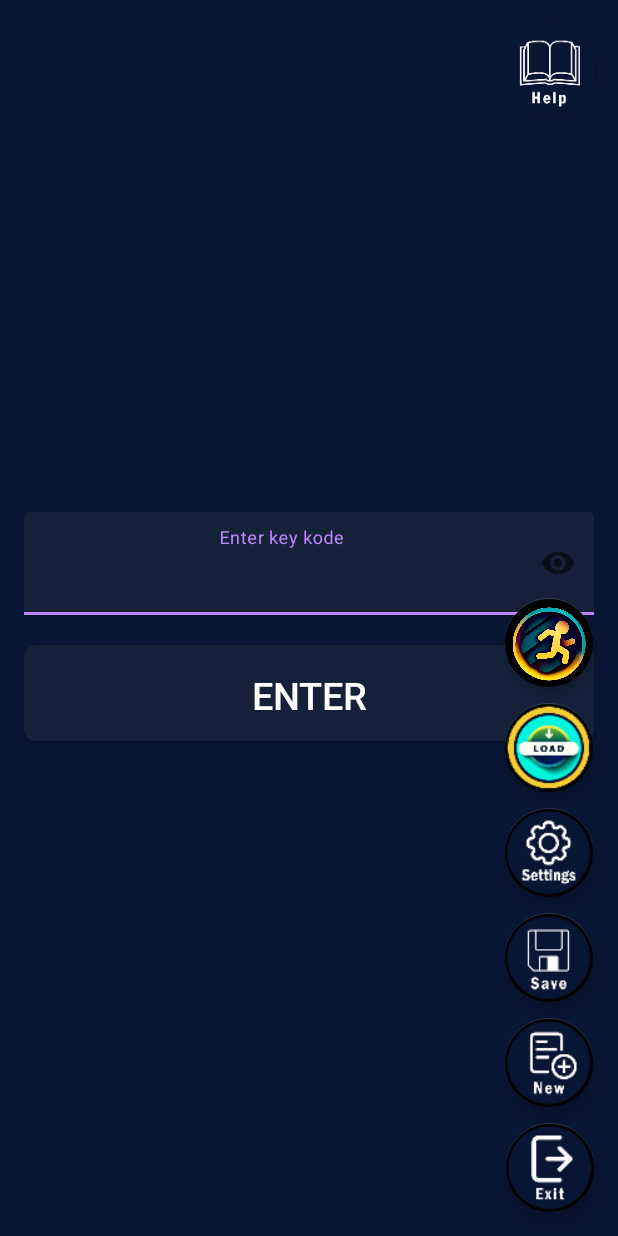
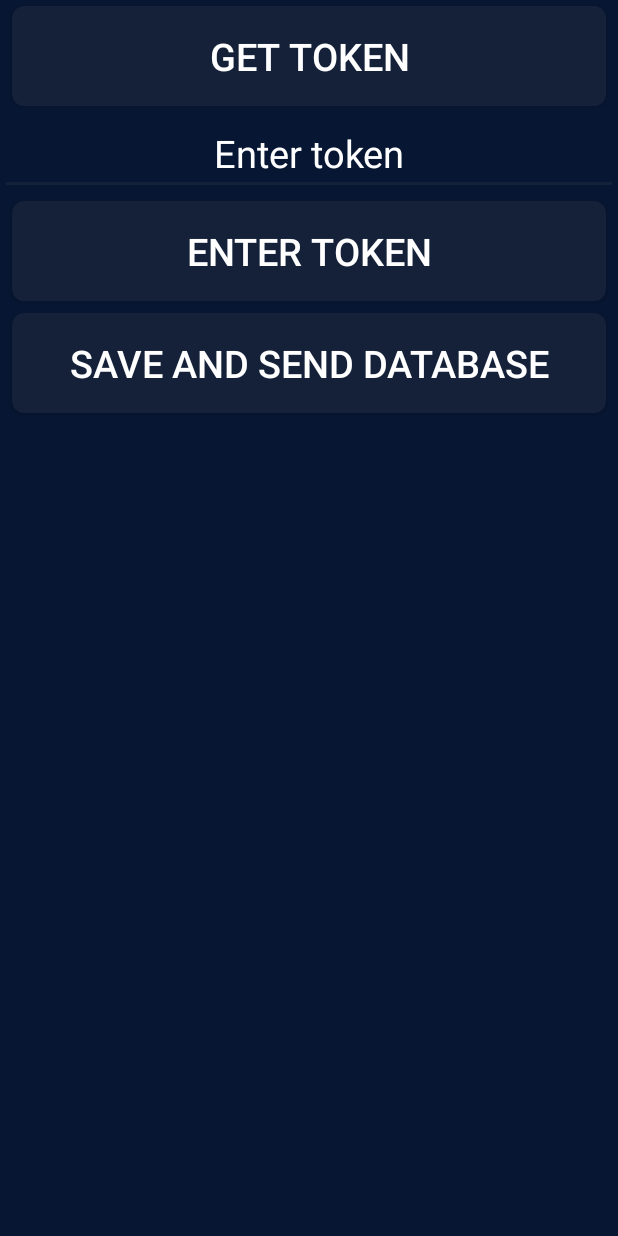
Before and after one commit to Baranov-Denis/PasswordKeeper, an Android app: the fragment PasswordsListFragment placed in its activity, after a tap on an icon or button, on a phone screen of 412 x 824 dp. Run offline under Robolectric (Android 15) with nearby library versions, the phone set to English and light mode, and no system bars.

Commit message:
Создал Settings fragment

```diff
--- a/app/src/main/java/com/example/passwordkeeper/Fragments/AppFragmentManager.java
+++ b/app/src/main/java/com/example/passwordkeeper/Fragments/AppFragmentManager.java
@@ -52,24 +52,6 @@ public class AppFragmentManager {
     }
 
 
-    /*public static void setUpTargetForBackPressed(Fragment currentFragment, Fragment targetFragment) {
-        currentFragment.requireActivity().getOnBackPressedDispatcher().addCallback(currentFragment.getViewLifecycleOwner(), new OnBackPressedCallback(true) {
-            @Override
-            public void handleOnBackPressed() {
-
-                int animDurationDelay = currentFragment.getResources().getInteger(R.integer.fab_animation_duration);
-
-                Handler handler = new Handler();
-                handler.postDelayed(new Runnable() {
-                    @Override
-                    public void run() {
-                        openFragment(targetFragment);
-                    }
-                }, animDurationDelay + 10);
-
-            }
-        });
-    }*/
 
     public static void closeApp(Fragment currentFragment) {
         currentFragment.requireActivity().getOnBackPressedDispatcher().addCallback(currentFragment.getViewLifecycleOwner(), new OnBackPressedCallback(true) {
--- a/app/src/main/java/com/example/passwordkeeper/Fragments/PasswordsListFragment.java
+++ b/app/src/main/java/com/example/passwordkeeper/Fragments/PasswordsListFragment.java
@@ -94,10 +94,6 @@ public class PasswordsListFragment extends Fragment {
         // AppFragmentManager.setLeaveButton(view);
         return view;
     }
-
-
-
-
 
 
     private void initFab() {
@@ -221,24 +217,23 @@ public class PasswordsListFragment extends Fragment {
         return saveDBFloatingActionButton;
     }
 
-
-
-
     private FloatingActionButton setSettingsFab() {
         settingsFloatingActionButton = view.findViewById(R.id.fab_settings);
         rollInFabButton(settingsFloatingActionButton);
         settingsFloatingActionButton.setOnClickListener(l -> {
-            if(isSettingsHide) {
+            AppFragmentManager.openFragment(new SettingsFragment());
+
+          /*  if (isSettingsHide) {
                 rollInFabButton(loadDBFloatingActionButton);
                 rollInFabButton(changePasswordFloatingActionButton);
                 Animation rotateAnimation = AnimationUtils.loadAnimation(view.getContext(), R.anim.crazy_rotate);
                 settingsFloatingActionButton.startAnimation(rotateAnimation);
                 isSettingsHide = false;
-            }else{
+            } else {
                 hideOneFloatButtons(loadDBFloatingActionButton);
                 hideOneFloatButtons(changePasswordFloatingActionButton);
                 isSettingsHide = true;
-            }
+            }*/
         });
         return settingsFloatingActionButton;
     }
@@ -249,15 +244,14 @@ public class PasswordsListFragment extends Fragment {
         changePasswordFloatingActionButton.setOnClickListener(l -> {
             Animation rotateAnimation = AnimationUtils.loadAnimation(view.getContext(), R.anim.crazy_rotate);
             changePasswordFloatingActionButton.startAnimation(rotateAnimation);
-           if(!passwordLab.passwordIsWrong()) {
+            if (!passwordLab.passwordIsWrong()) {
                 AppFragmentManager.addFragment(new ChangePasswordFragment());
-            }else{
+            } else {
                 Toast.makeText(getContext(), R.string.change_password_denied, Toast.LENGTH_LONG).show();
             }
         });
         return changePasswordFloatingActionButton;
     }
-
 
     private FloatingActionButton setDBLoadingFab() {
         loadDBFloatingActionButton = view.findViewById(R.id.fab_load_backup);
@@ -287,7 +281,6 @@ public class PasswordsListFragment extends Fragment {
             }
         }
     }
-
 
 
     private void rollInFabButton(FloatingActionButton fab) {
@@ -449,7 +442,7 @@ public class PasswordsListFragment extends Fragment {
                 resourceNameTextView.setText(getActivity().getResources().getString(R.string.access_denied));
                 resourceFirstLetter.setText("");
             } else {
-if(passwordCard.getResourceName()!=null) {
+                if (passwordCard.getResourceName() != null) {
                     String[] title = passwordCard.getResourceName().split("");
                     title[0] = title[0].toUpperCase(Locale.ROOT);
                     StringBuilder result = new StringBuilder();
--- /dev/null
+++ b/app/src/main/java/com/example/passwordkeeper/Fragments/SettingsFragment.java
@@ -0,0 +1,22 @@
+package com.example.passwordkeeper.Fragments;
+
+import android.os.Bundle;
+
+import androidx.fragment.app.Fragment;
+
+import android.view.LayoutInflater;
+import android.view.View;
+import android.view.ViewGroup;
+
+import com.example.passwordkeeper.R;
+
+public class SettingsFragment extends Fragment {
+
+
+    @Override
+    public View onCreateView(LayoutInflater inflater, ViewGroup container,
+                             Bundle savedInstanceState) {
+        // Inflate the layout for this fragment
+        return inflater.inflate(R.layout.fragment_settings, container, false);
+    }
+}
--- a/app/src/main/java/com/example/passwordkeeper/PasswordLab/PasswordLab.java
+++ b/app/src/main/java/com/example/passwordkeeper/PasswordLab/PasswordLab.java
@@ -231,7 +231,7 @@ public class PasswordLab {
 
                 File currentDB = new File(data, currentDBPath);
 
-
+                Log.i(PasswordLab.GLOBAL_TAG, "EEEEEEEEEEEE " + currentDB.exists() );
                 File on = new File(Environment.getExternalStoragePublicDirectory(
                         Environment.DIRECTORY_DOCUMENTS), "Password keeper");
                 on.mkdirs();
--- /dev/null
+++ b/app/src/main/res/layout/fragment_settings.xml
@@ -0,0 +1,54 @@
+<?xml version="1.0" encoding="utf-8"?>
+<FrameLayout xmlns:android="http://schemas.android.com/apk/res/android"
+    xmlns:tools="http://schemas.android.com/tools"
+    android:layout_width="match_parent"
+    android:layout_height="match_parent"
+    tools:context=".Fragments.SettingsFragment">
+
+
+    <LinearLayout
+        android:layout_width="match_parent"
+        android:layout_height="match_parent"
+        android:orientation="vertical">
+
+
+
+        <androidx.appcompat.widget.AppCompatButton
+            android:id="@+id/get_token_button"
+            style="@style/ItemTheme"
+            android:layout_width="match_parent"
+            android:layout_height="wrap_content"
+            android:text="@string/Get_token" />
+
+        <androidx.appcompat.widget.AppCompatEditText
+            android:id="@+id/enter_token_edit_text_settings_fragment"
+            android:layout_width="match_parent"
+            android:layout_height="wrap_content"
+            android:cursorVisible="true"
+            android:focusable="true"
+            android:focusedByDefault="true"
+            android:gravity="center"
+            android:hint="@string/enter_token_hint"
+            android:textColor="@color/white"
+            android:textColorHint="@color/white"
+            android:maxLines="1"
+            android:textSize="25sp"
+            tools:ignore="SpeakableTextPresentCheck" />
+
+        <androidx.appcompat.widget.AppCompatButton
+            android:id="@+id/enter_token_button"
+            android:layout_width="match_parent"
+            android:layout_height="wrap_content"
+            style="@style/ItemTheme"
+            android:text="@string/Enter_token" />
+
+        <androidx.appcompat.widget.AppCompatButton
+            android:id="@+id/save_and_send_database_button"
+            android:layout_width="match_parent"
+            android:layout_height="wrap_content"
+            style="@style/ItemTheme"
+            android:text="@string/Save_and_send_database" />
+
+    </LinearLayout>
+
+</FrameLayout>
--- a/app/src/main/res/values/strings.xml
+++ b/app/src/main/res/values/strings.xml
@@ -49,4 +49,8 @@
     <string name="hello_blank_fragment">Hello blank fragment</string>
     <string name="Do_you_really_want_to_delete">Do you really want to delete</string>
     <string name="fill_some_text">----------------------</string>
+    <string name="Get_token">Get token</string>
+    <string name="Enter_token">Enter token</string>
+    <string name="enter_token_hint">Enter token</string>
+    <string name="Save_and_send_database">Save and send database</string>
 </resources>
```
Also changed, not shown: 2 other files. Lines whose indentation alone changed are shown as unchanged.
